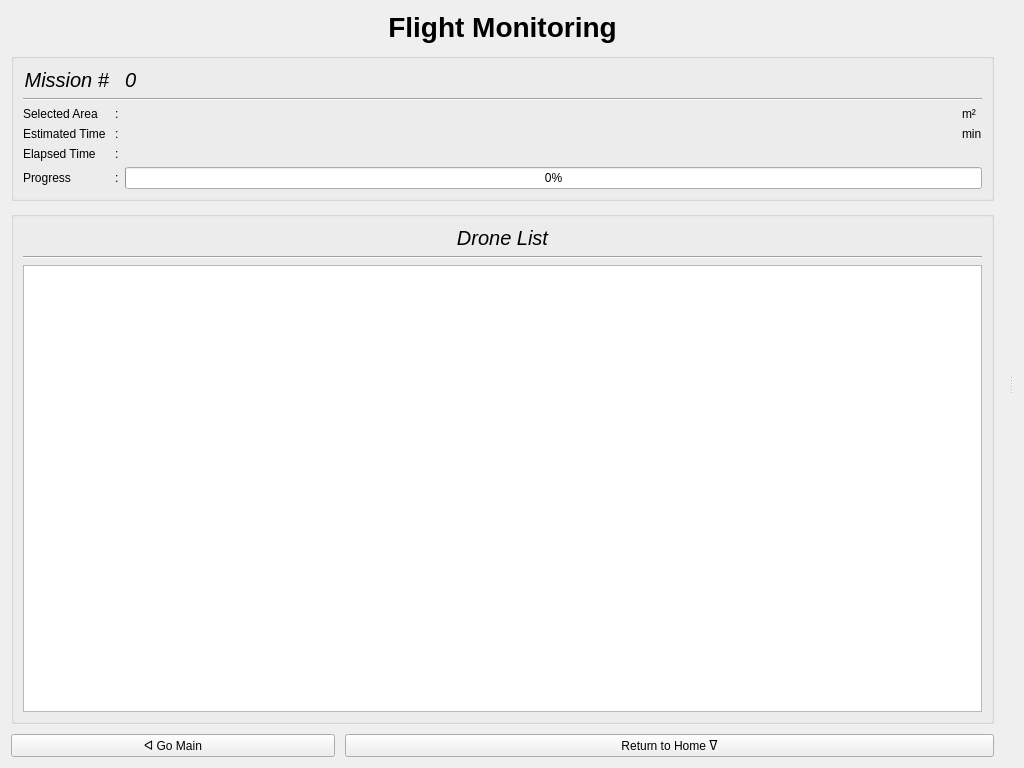
This is UI/Midflight/mid_design.ui in cmpe-DroneLab/GeoFly3D as Qt 5 draws it before an edit. The edited form follows.
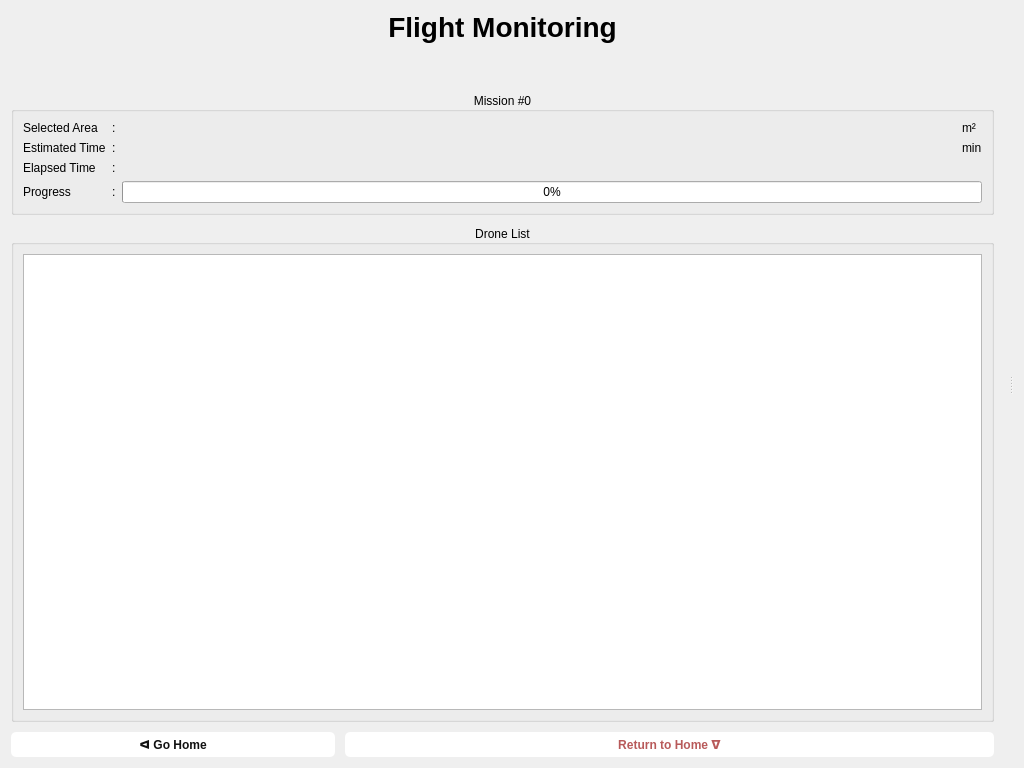
This is the edited form.

Commit message: Improved left column design

What changed in the file:
```diff
--- a/UI/Midflight/mid_design.ui
+++ b/UI/Midflight/mid_design.ui
@@ -13,6 +13,27 @@
   <property name="windowTitle">
    <string>Form</string>
   </property>
+  <property name="styleSheet">
+   <string notr="true">QPushButton {
+    color: #111111;
+    background-color: #ffffff;
+    padding: 5px 10px;
+    font-weight: 500;
+    border-radius: 5px;
+    border: 0px;
+}
+
+QPushButton:focus { border: 1px solid darkgrey; }
+QPushButton:hover { background-color: #bebebe; }
+QPushButton:pressed { color: white; background-color: #5c5c5c; }
+QPushButton:disabled { color: grey; background-color: #bbbbbb; }
+
+#btn_return_to_home { color: #b85a5a; }
+#btn_return_to_home:hover { background-color: #f5c9c9; }
+#btn_return_to_home:pressed { color: white; background-color: #b85656; }
+#btn_return_to_home:disabled { color: grey; background-color: #bbbbbb; }
+</string>
+  </property>
   <layout class="QHBoxLayout" name="horizontalLayout">
    <item>
     <widget class="QSplitter" name="splitter">
@@ -20,7 +41,7 @@
       <enum>Qt::Horizontal</enum>
      </property>
      <widget class="QWidget" name="layoutWidget">
-      <layout class="QVBoxLayout" name="v_lay_left" stretch="0,0,0,0">
+      <layout class="QVBoxLayout" name="v_lay_left" stretch="0,0,0,0,0,0">
        <property name="spacing">
         <number>10</number>
        </property>
@@ -46,146 +67,82 @@
          </property>
         </widget>
        </item>
+       <item>
+        <widget class="QLabel" name="label_description">
+         <property name="font">
+          <font>
+           <italic>true</italic>
+          </font>
+         </property>
+         <property name="text">
+          <string/>
+         </property>
+         <property name="alignment">
+          <set>Qt::AlignCenter</set>
+         </property>
+        </widget>
+       </item>
+       <item>
+        <spacer name="verticalSpacer">
+         <property name="orientation">
+          <enum>Qt::Vertical</enum>
+         </property>
+         <property name="sizeType">
+          <enum>QSizePolicy::Fixed</enum>
+         </property>
+         <property name="sizeHint" stdset="0">
+          <size>
+           <width>20</width>
+           <height>15</height>
+          </size>
+         </property>
+        </spacer>
+       </item>
        <item>
         <widget class="QGroupBox" name="gb_mission">
          <property name="title">
-          <string/>
+          <string>Mission #0</string>
+         </property>
+         <property name="alignment">
+          <set>Qt::AlignCenter</set>
          </property>
          <layout class="QGridLayout" name="gridLayout" columnstretch="0,0,1,0">
-          <item row="6" column="2" colspan="2">
-           <widget class="QProgressBar" name="progress_bar">
-            <property name="value">
-             <number>0</number>
-            </property>
-           </widget>
-          </item>
-          <item row="2" column="2">
-           <widget class="QLabel" name="selected_area_value">
-            <property name="text">
-             <string/>
-            </property>
-            <property name="alignment">
-             <set>Qt::AlignRight|Qt::AlignTrailing|Qt::AlignVCenter</set>
-            </property>
-           </widget>
-          </item>
-          <item row="4" column="3">
-           <widget class="QLabel" name="mission_time_unit">
-            <property name="text">
-             <string>min</string>
-            </property>
-           </widget>
-          </item>
-          <item row="2" column="1">
-           <widget class="QLabel" name="colon_1">
-            <property name="text">
-             <string>:</string>
-            </property>
-           </widget>
-          </item>
-          <item row="2" column="3">
-           <widget class="QLabel" name="selected_area_unit">
-            <property name="text">
-             <string>m²</string>
-            </property>
-           </widget>
-          </item>
-          <item row="4" column="2">
-           <widget class="QLabel" name="mission_time_value">
-            <property name="text">
-             <string/>
-            </property>
-            <property name="alignment">
-             <set>Qt::AlignRight|Qt::AlignTrailing|Qt::AlignVCenter</set>
-            </property>
-           </widget>
-          </item>
-          <item row="5" column="0">
-           <widget class="QLabel" name="elapsed_time_label">
-            <property name="text">
-             <string>Elapsed Time</string>
-            </property>
-           </widget>
-          </item>
-          <item row="0" column="0">
-           <widget class="QLabel" name="label_mission_information">
-            <property name="font">
-             <font>
-              <pointsize>15</pointsize>
-              <italic>true</italic>
-             </font>
-            </property>
-            <property name="text">
-             <string>Mission #</string>
-            </property>
-            <property name="alignment">
-             <set>Qt::AlignRight|Qt::AlignTrailing|Qt::AlignVCenter</set>
-            </property>
-           </widget>
-          </item>
-          <item row="1" column="0" colspan="4">
-           <widget class="Line" name="line_2">
-            <property name="orientation">
-             <enum>Qt::Horizontal</enum>
-            </property>
-           </widget>
-          </item>
-          <item row="6" column="0">
+          <item row="4" column="0">
            <widget class="QLabel" name="progress_label">
             <property name="text">
              <string>Progress</string>
             </property>
            </widget>
           </item>
-          <item row="5" column="1">
+          <item row="3" column="1">
            <widget class="QLabel" name="colon_4">
             <property name="text">
              <string>:</string>
             </property>
            </widget>
           </item>
-          <item row="4" column="1">
-           <widget class="QLabel" name="colon_3">
+          <item row="3" column="0">
+           <widget class="QLabel" name="elapsed_time_label">
             <property name="text">
-             <string>:</string>
+             <string>Elapsed Time</string>
             </property>
            </widget>
           </item>
           <item row="2" column="0">
-           <widget class="QLabel" name="selected_area_label">
-            <property name="text">
-             <string>Selected Area</string>
-            </property>
-           </widget>
-          </item>
-          <item row="0" column="2">
-           <widget class="QLabel" name="id_label">
-            <property name="font">
-             <font>
-              <pointsize>15</pointsize>
-              <italic>true</italic>
-             </font>
-            </property>
-            <property name="text">
-             <string>0</string>
-            </property>
-           </widget>
-          </item>
-          <item row="4" column="0">
            <widget class="QLabel" name="mission_time_label">
             <property name="text">
              <string>Estimated Time</string>
             </property>
            </widget>
           </item>
-          <item row="6" column="1">
-           <widget class="QLabel" name="colon_2">
+          <item row="0" column="3">
+           <widget class="QLabel" name="selected_area_unit">
             <property name="text">
-             <string>:</string>
+             <string>m²</string>
             </property>
            </widget>
           </item>
-          <item row="5" column="2" colspan="2">
+          <item row="3" column="2" colspan="2">
            <widget class="QLabel" name="elapsed_time_value">
             <property name="text">
              <string/>
@@ -195,38 +152,80 @@
             </property>
            </widget>
           </item>
+          <item row="2" column="1">
+           <widget class="QLabel" name="colon_3">
+            <property name="text">
+             <string>:</string>
+            </property>
+           </widget>
+          </item>
+          <item row="2" column="3">
+           <widget class="QLabel" name="mission_time_unit">
+            <property name="text">
+             <string>min</string>
+            </property>
+           </widget>
+          </item>
+          <item row="0" column="0">
+           <widget class="QLabel" name="selected_area_label">
+            <property name="text">
+             <string>Selected Area</string>
+            </property>
+           </widget>
+          </item>
+          <item row="2" column="2">
+           <widget class="QLabel" name="mission_time_value">
+            <property name="text">
+             <string/>
+            </property>
+            <property name="alignment">
+             <set>Qt::AlignRight|Qt::AlignTrailing|Qt::AlignVCenter</set>
+            </property>
+           </widget>
+          </item>
+          <item row="0" column="1">
+           <widget class="QLabel" name="colon_1">
+            <property name="text">
+             <string>:</string>
+            </property>
+           </widget>
+          </item>
+          <item row="4" column="1">
+           <widget class="QLabel" name="colon_2">
+            <property name="text">
+             <string>:</string>
+            </property>
+           </widget>
+          </item>
+          <item row="4" column="2" colspan="2">
+           <widget class="QProgressBar" name="progress_bar">
+            <property name="value">
+             <number>0</number>
+            </property>
+           </widget>
+          </item>
+          <item row="0" column="2">
+           <widget class="QLabel" name="selected_area_value">
+            <property name="text">
+             <string/>
+            </property>
+            <property name="alignment">
+             <set>Qt::AlignRight|Qt::AlignTrailing|Qt::AlignVCenter</set>
+            </property>
+           </widget>
+          </item>
          </layout>
         </widget>
        </item>
        <item>
         <widget class="QGroupBox" name="gb_drones">
          <property name="title">
-          <string/>
+          <string>Drone List</string>
+         </property>
+         <property name="alignment">
+          <set>Qt::AlignCenter</set>
          </property>
          <layout class="QVBoxLayout" name="verticalLayout_2">
-          <item>
-           <widget class="QLabel" name="label_drones">
-            <property name="font">
-             <font>
-              <pointsize>15</pointsize>
-              <italic>true</italic>
-             </font>
-            </property>
-            <property name="text">
-             <string>Drone List</string>
-            </property>
-            <property name="alignment">
-             <set>Qt::AlignCenter</set>
-            </property>
-           </widget>
-          </item>
-          <item>
-           <widget class="Line" name="line">
-            <property name="orientation">
-             <enum>Qt::Horizontal</enum>
-            </property>
-           </widget>
-          </item>
           <item>
            <widget class="QListWidget" name="listWidget"/>
           </item>
@@ -238,7 +237,7 @@
          <item row="0" column="0">
           <widget class="QPushButton" name="btn_main">
            <property name="text">
-            <string>ᐊ Go Main</string>
+            <string>ᐊ Go Home</string>
            </property>
           </widget>
          </item>
```
The commit also changes 15 other files.
